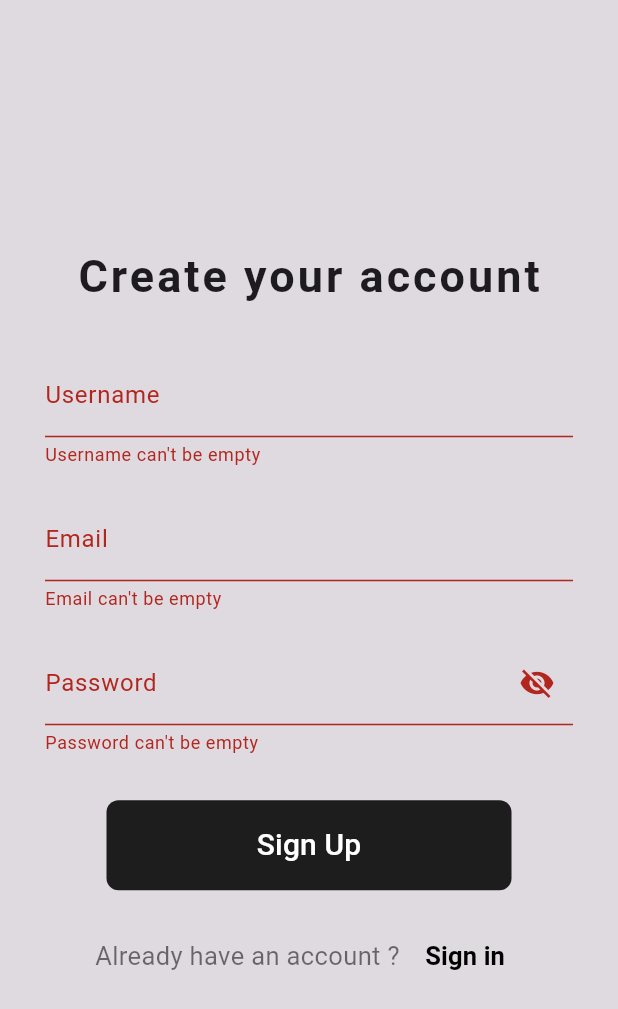
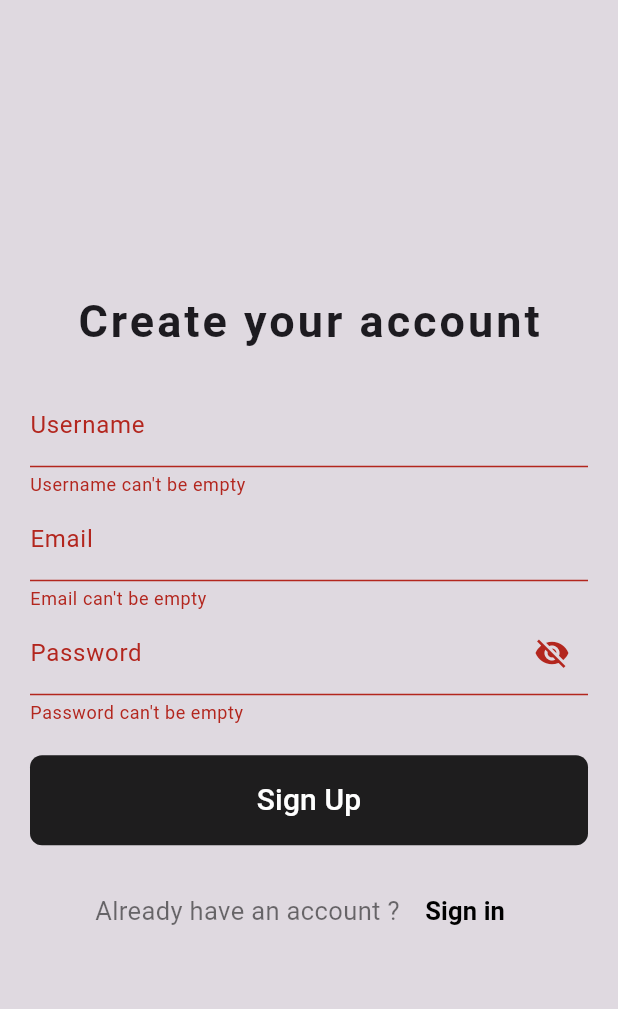
Before and after one commit to vivienogoun/your-blog.flutter, a Flutter app: the SignUpPage screen opened directly, after a tap on "Sign Up", on a phone screen of 412 x 824 dp. Shown: the top 1009 px of the screen. Run offline on Flutter 3.47's test engine with Material 3 defaults, Android fonts, the phone set to English and light mode, and no system bars; our stand-ins replace flutter_secure_storage; accounts and stored records are empty; statements that could not run were skipped.

Commit message:
Build sign up page

```diff
--- a/lib/pages/sign_up.dart
+++ b/lib/pages/sign_up.dart
@@ -1,5 +1,11 @@
+import 'dart:convert';
+
 import 'package:flutter/material.dart';
+import 'package:flutter_secure_storage/flutter_secure_storage.dart';
+import 'package:http/http.dart';
 import 'package:your_blog/network_handler.dart';
+import 'package:your_blog/pages/home.dart';
+import 'package:your_blog/pages/sign_in.dart';
 
 class SignUpPage extends StatefulWidget {
   const SignUpPage({super.key});
@@ -12,26 +18,30 @@ class _SignUpPageState extends State<SignUpPage> {
   bool showPassword = true;
   final _globalKey = GlobalKey<FormState>();
   NetworkHandler networkHandler = NetworkHandler();
-  TextEditingController _usernameController = TextEditingController();
-  TextEditingController _emailController = TextEditingController();
-  TextEditingController _passwordController = TextEditingController();
-  String errorText = "";
-  bool validate = false;
+  final TextEditingController _usernameController = TextEditingController();
+  final TextEditingController _emailController = TextEditingController();
+  final TextEditingController _passwordController = TextEditingController();
   bool loading = false;
+  final storage = const FlutterSecureStorage();
 
   @override
   Widget build(BuildContext context) {
     Map<String, String> data;
+    Map<String, dynamic> output;
+    Response response;
 
     return Scaffold(
       body: Container(
-        //height: MediaQuery.of(context).size.height,
-        //width: MediaQuery.of(context).size.width,
         decoration: const BoxDecoration(
           color: Colors.black12,
         ),
         child: Form(
           key: _globalKey,
+          child: Padding(
+            padding: const EdgeInsets.symmetric(
+              vertical: 0.0,
+              horizontal: 20.0
+            ),
             child: Column(
               mainAxisAlignment: MainAxisAlignment.center,
               children: [
@@ -62,10 +72,21 @@ class _SignUpPageState extends State<SignUpPage> {
                           "password": _passwordController.value.text,
                         },
                         print(data),
-                      await networkHandler.post("products/add", data),
+                        response = await networkHandler.post("products/add", data),
+                        output = json.decode(response.body),
+                        if (response.statusCode == 200 || response.statusCode == 201) {
+                          print(output["id"]),
+                          await storage.write(key: "id", value: '$output["id"]'),
                           setState(() {
                             loading = false;
                           }),
+                          Navigator.pushAndRemoveUntil(context, MaterialPageRoute(builder: (context) => HomePage()), (route) => false)
+                        } else {
+                          print(output["error"]),
+                          setState(() {
+                            loading = false;
+                          })
+                        },
                       } else {
                         setState(() {
                           loading = false;
@@ -73,8 +94,8 @@ class _SignUpPageState extends State<SignUpPage> {
                       }
                     },
                     style: ButtonStyle(
-                    fixedSize: const MaterialStatePropertyAll<Size>(
-                        Size(270.0, 60.0)
+                      fixedSize: MaterialStatePropertyAll<Size>(
+                          Size(MediaQuery.of(context).size.width, 60.0)
                       ),
                       backgroundColor: const MaterialStatePropertyAll<Color>(Colors.black87),
                       shape: MaterialStateProperty.all(
@@ -103,7 +124,7 @@ class _SignUpPageState extends State<SignUpPage> {
                     const SizedBox(width: 5,),
                     TextButton(
                         onPressed: () {
-
+                          Navigator.of(context).pushReplacement(MaterialPageRoute(builder: (context) => const SignInPage(),));
                         },
                         child: const Text("Sign in", style: TextStyle(
                           color: Colors.black,
@@ -115,21 +136,19 @@ class _SignUpPageState extends State<SignUpPage> {
                 )
               ],
             ),
+          ),
         )
       ),
     );
   }
 
   Widget usernameInput() {
-    return Padding(
-      padding: const EdgeInsets.symmetric(vertical: 10.0, horizontal: 30.0),
-      child: Column(
+    return Column(
       children: [
         TextFormField(
           controller: _usernameController,
           validator: (value) {
             if (value!.isEmpty) return "Username can't be empty";
-              // verify if username is unique
             return null;
           },
           decoration: const InputDecoration(
@@ -143,21 +162,17 @@ class _SignUpPageState extends State<SignUpPage> {
           ),
         )
       ],
-      ),
     );
   }
 
   Widget emailInput() {
-    return Padding(
-      padding: const EdgeInsets.symmetric(vertical: 10.0, horizontal: 30.0),
-      child: Column(
+    return Column(
       children: [
         TextFormField(
           controller: _emailController,
           validator: (value) {
             if (value!.isEmpty) return "Email can't be empty";
             if (!value.contains("@")) return "Email is invalid";
-              // verify if email is unique
             return null;
           },
           decoration: const InputDecoration(
@@ -171,20 +186,17 @@ class _SignUpPageState extends State<SignUpPage> {
           ),
         )
       ],
-      ),
     );
   }
 
   Widget passwordInput() {
-    return Padding(
-      padding: const EdgeInsets.symmetric(vertical: 10.0, horizontal: 30.0),
-      child: Column(
+    return Column(
       children: [
         TextFormField(
           controller: _passwordController,
           validator: (value) {
             if (value!.isEmpty) return "Password can't be empty";
-              if (value.length < 8) return "Password should have more than 8 characters";
+            if (value.length < 8) return "Password should have at least 8 characters";
             return null;
           },
           obscureText: showPassword,
@@ -207,7 +219,6 @@ class _SignUpPageState extends State<SignUpPage> {
           ),
         )
       ],
-      ),
     );
   }
 }
```
Also changed, not shown: lib/models/profile.dart (added), lib/models/profile.g.dart (added), lib/posts/new.dart (added). Lines whose indentation alone changed are shown as unchanged.
